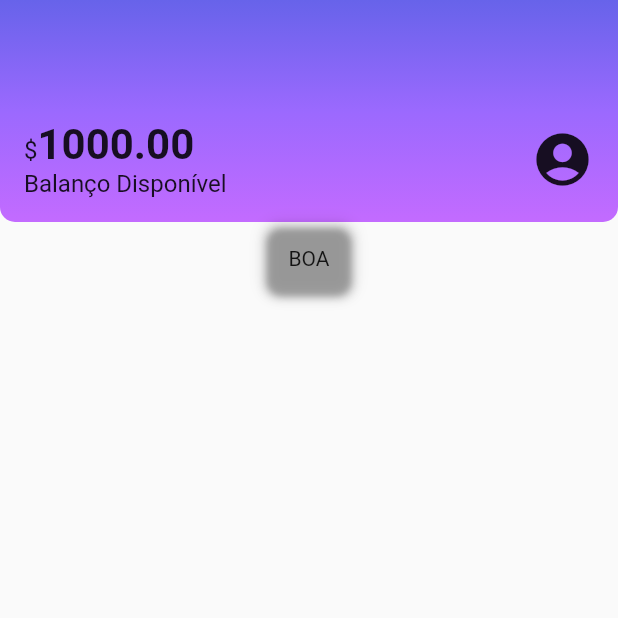
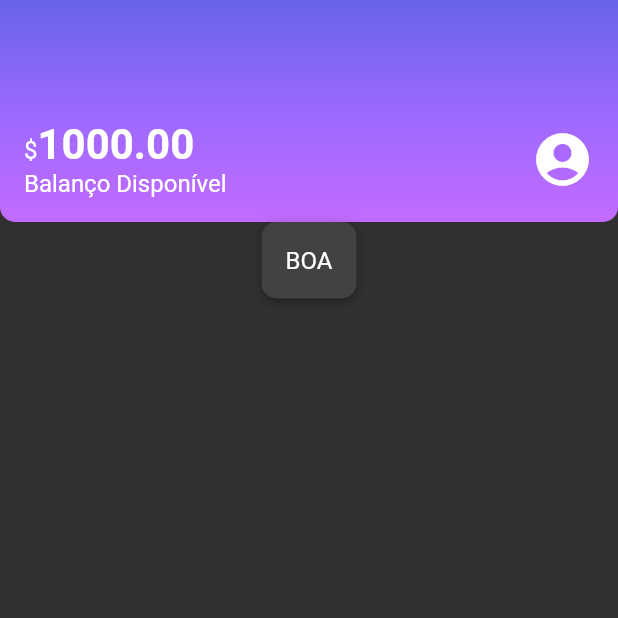
Before and after one commit to arturgussi/flutter_estilizando_e_reproduzindo_layouts, a Flutter app: the screen it shows after launch, on a phone screen of 412 x 824 dp, the top half of it. Run offline on Flutter 3.47's test engine with Material 2 defaults, Android fonts, the phone set to English and light mode, and no system bars.

Commit message:
Aula 4: Implementando temas

```diff
--- a/alubank/lib/components/box_card.dart
+++ b/alubank/lib/components/box_card.dart
@@ -12,6 +12,7 @@ class BoxCard extends StatelessWidget {
       decoration: BoxDecoration(
         boxShadow: kElevationToShadow[3],
         borderRadius: BorderRadius.circular(10),
+        color: Theme.of(context).cardColor,
       ),
       child: boxContent,
     );
--- a/alubank/lib/components/sections/header.dart
+++ b/alubank/lib/components/sections/header.dart
@@ -1,3 +1,4 @@
+import 'package:alubank/themes/theme_colors.dart';
 import 'package:flutter/material.dart';
 
 class Header extends StatelessWidget {
@@ -10,11 +11,7 @@ class Header extends StatelessWidget {
         gradient: LinearGradient(
           begin: Alignment.topCenter,
           end: Alignment.bottomCenter,
-          colors: <Color>[
-            Color.fromRGBO(103, 99, 234, 1.0),
-            Color.fromRGBO(155, 105, 254, 1.0),
-            Color.fromRGBO(195, 107, 255, 1.0),
-          ],
+          colors: ThemeColors.headerGradient,
         ),
         borderRadius: BorderRadius.vertical(
           bottom: Radius.circular(10),
@@ -34,23 +31,16 @@ class Header extends StatelessWidget {
                 Text.rich(
                   TextSpan(
                     text: '\$',
-                    style: TextStyle(
-                      fontSize: 16,
-                    ),
                     children: <TextSpan>[
                       TextSpan(
                         text: '1000.00',
-                        style: TextStyle(
-                          fontSize: 28,
-                          fontWeight: FontWeight.bold,
-                        ),
+                        style: Theme.of(context).textTheme.bodyLarge,
                       ),
                     ],
                   ),
                 ),
                 Text(
                   'Balanço Disponível',
-                  style: TextStyle(fontSize: 16),
                 ),
               ],
             ),
--- a/alubank/lib/main.dart
+++ b/alubank/lib/main.dart
@@ -1,4 +1,5 @@
 import 'package:alubank/screens/home.dart';
+import 'package:alubank/themes/my_theme.dart';
 import 'package:flutter/material.dart';
 
 void main() {
@@ -12,6 +13,7 @@ class Alubank extends StatelessWidget {
   Widget build(BuildContext context) {
     return MaterialApp(
       title: 'Alubank',
+      theme: myTheme,
       home: Home(),
     );
   }
--- /dev/null
+++ b/alubank/lib/themes/my_theme.dart
@@ -0,0 +1,17 @@
+import 'package:alubank/themes/theme_colors.dart';
+import 'package:flutter/material.dart';
+
+ThemeData myTheme = ThemeData(
+  primarySwatch: ThemeColors.primaryColor,
+  primaryColor: ThemeColors.primaryColor,
+  brightness: Brightness.dark,
+  textTheme: TextTheme(
+    bodyMedium: TextStyle(
+      fontSize: 16,
+    ),
+    bodyLarge: TextStyle(
+      fontSize: 28,
+      fontWeight: FontWeight.bold,
+    ),
+  ),
+);
--- /dev/null
+++ b/alubank/lib/themes/theme_colors.dart
@@ -0,0 +1,10 @@
+import 'package:flutter/material.dart';
+
+class ThemeColors {
+  static const MaterialColor primaryColor = Colors.purple;
+  static const List<Color> headerGradient = [
+    Color.fromRGBO(103, 99, 234, 1.0),
+    Color.fromRGBO(155, 105, 254, 1.0),
+    Color.fromRGBO(195, 107, 255, 1.0),
+  ];
+}
```
Also changed, not shown: 1 other file.
